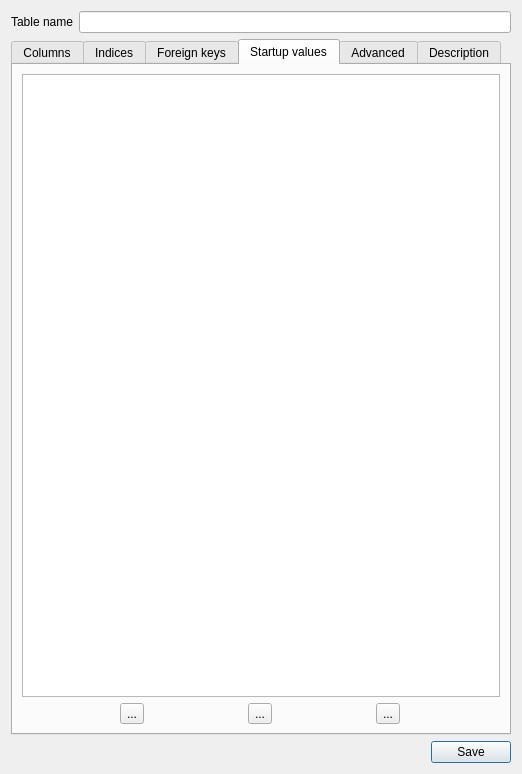
Old version of the form NewTableForm.ui in the repository fritzone/ddm.
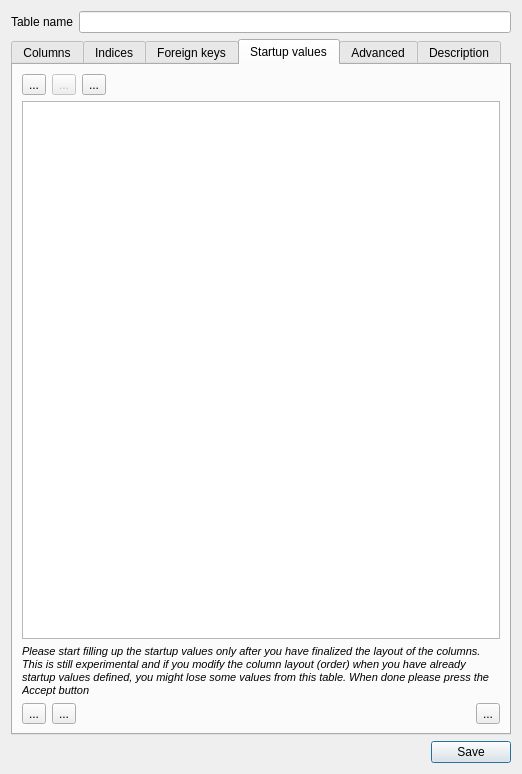
New version of the form. The open tabs and pages were chosen to show the change. Icons and pictures are not drawn.

Diff of the .ui file:
```diff
--- a/NewTableForm.ui
+++ b/NewTableForm.ui
@@ -858,9 +858,97 @@
       <layout class="QVBoxLayout" name="verticalLayout_8">
        <item>
         <layout class="QVBoxLayout" name="verticalLayout_9">
+         <item>
+          <layout class="QHBoxLayout" name="horizontalLayout_13">
+           <item>
+            <widget class="QToolButton" name="btnLoadStartupValues">
+             <property name="toolTip">
+              <string>Load the startup values from a CSV file</string>
+             </property>
+             <property name="statusTip">
+              <string>Load the startup values from a CSV file</string>
+             </property>
+             <property name="text">
+              <string>...</string>
+             </property>
+             <property name="icon">
+              <iconset resource="dbm.qrc">
+               <normaloff>:/images/actions/images/actions/fileopen.png</normaloff>:/images/actions/images/actions/fileopen.png</iconset>
+             </property>
+            </widget>
+           </item>
+           <item>
+            <widget class="QToolButton" name="btnImportValues">
+             <property name="enabled">
+              <bool>false</bool>
+             </property>
+             <property name="toolTip">
+              <string>Import startup values</string>
+             </property>
+             <property name="statusTip">
+              <string>Import startup values from an alread existing DB table</string>
+             </property>
+             <property name="text">
+              <string>...</string>
+             </property>
+             <property name="icon">
+              <iconset resource="dbm.qrc">
+               <normaloff>:/images/actions/images/big/bigfileimport.png</normaloff>:/images/actions/images/big/bigfileimport.png</iconset>
+             </property>
+            </widget>
+           </item>
+           <item>
+            <widget class="QToolButton" name="btnSaveStartupValues">
+             <property name="toolTip">
+              <string>Save startup values</string>
+             </property>
+             <property name="statusTip">
+              <string>Save startup values to a CSV file</string>
+             </property>
+             <property name="text">
+              <string>...</string>
+             </property>
+             <property name="icon">
+              <iconset resource="dbm.qrc">
+               <normaloff>:/images/actions/images/actions/filesave.png</normaloff>:/images/actions/images/actions/filesave.png</iconset>
+             </property>
+            </widget>
+           </item>
+           <item>
+            <spacer name="horizontalSpacer_6">
+             <property name="orientation">
+              <enum>Qt::Horizontal</enum>
+             </property>
+             <property name="sizeHint" stdset="0">
+              <size>
+               <width>40</width>
+               <height>20</height>
+              </size>
+             </property>
+            </spacer>
+           </item>
+          </layout>
+         </item>
          <item>
           <widget class="QTableWidget" name="tableStartupValues"/>
          </item>
+         <item>
+          <widget class="QLabel" name="label_15">
+           <property name="text">
+            <string>&lt;!DOCTYPE HTML PUBLIC &quot;-//W3C//DTD HTML 4.0//EN&quot; &quot;http://www.w3.org/TR/REC-html40/strict.dtd&quot;&gt;
+&lt;html&gt;&lt;head&gt;&lt;meta name=&quot;qrichtext&quot; content=&quot;1&quot; /&gt;&lt;style type=&quot;text/css&quot;&gt;
+p, li { white-space: pre-wrap; }
+&lt;/style&gt;&lt;/head&gt;&lt;body style=&quot; font-family:'Sans'; font-size:10pt; font-weight:400; font-style:normal;&quot;&gt;
+&lt;table border=&quot;0&quot; style=&quot;-qt-table-type: root; margin-top:4px; margin-bottom:4px; margin-left:4px; margin-right:4px;&quot;&gt;
+&lt;tr&gt;
+&lt;td style=&quot;border: none;&quot;&gt;
+&lt;p style=&quot; margin-top:0px; margin-bottom:0px; margin-left:0px; margin-right:0px; -qt-block-indent:0; text-indent:0px;&quot;&gt;&lt;span style=&quot; font-size:8pt; font-style:italic;&quot;&gt;Please start filling up the startup values only after you have finalized the layout of the columns. This is still experimental and if you modify the column layout (order) when you have already startup values defined, you might lose some values from this table. When done please press the Accept button&lt;/span&gt;&lt;/p&gt;&lt;/td&gt;&lt;/tr&gt;&lt;/table&gt;&lt;/body&gt;&lt;/html&gt;</string>
+           </property>
+           <property name="wordWrap">
+            <bool>true</bool>
+           </property>
+          </widget>
+         </item>
          <item>
           <layout class="QHBoxLayout" name="horizontalLayout_11">
            <item>
@@ -891,6 +979,19 @@
              </property>
             </widget>
            </item>
+           <item>
+            <spacer name="horizontalSpacer_7">
+             <property name="orientation">
+              <enum>Qt::Horizontal</enum>
+             </property>
+             <property name="sizeHint" stdset="0">
+              <size>
+               <width>40</width>
+               <height>20</height>
+              </size>
+             </property>
+            </spacer>
+           </item>
            <item>
             <widget class="QToolButton" name="btnUpdateTableWithDefaultValues">
              <property name="toolTip">
```
Left out of the diff: 140 changed lines with no effect on the pictures.
